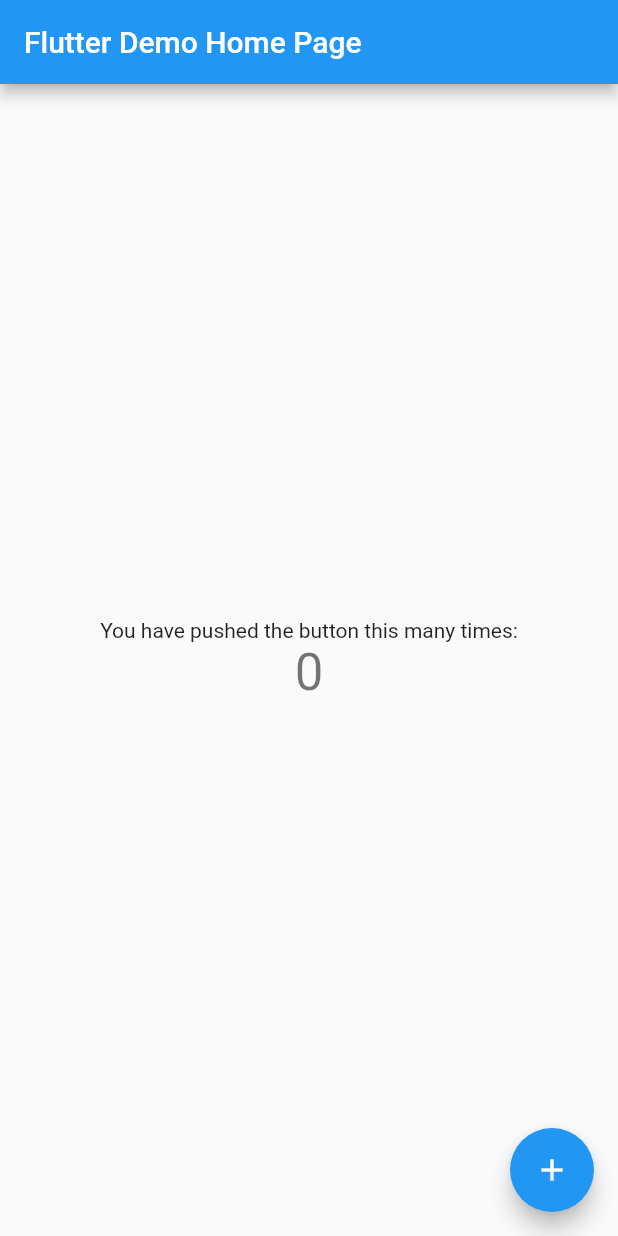
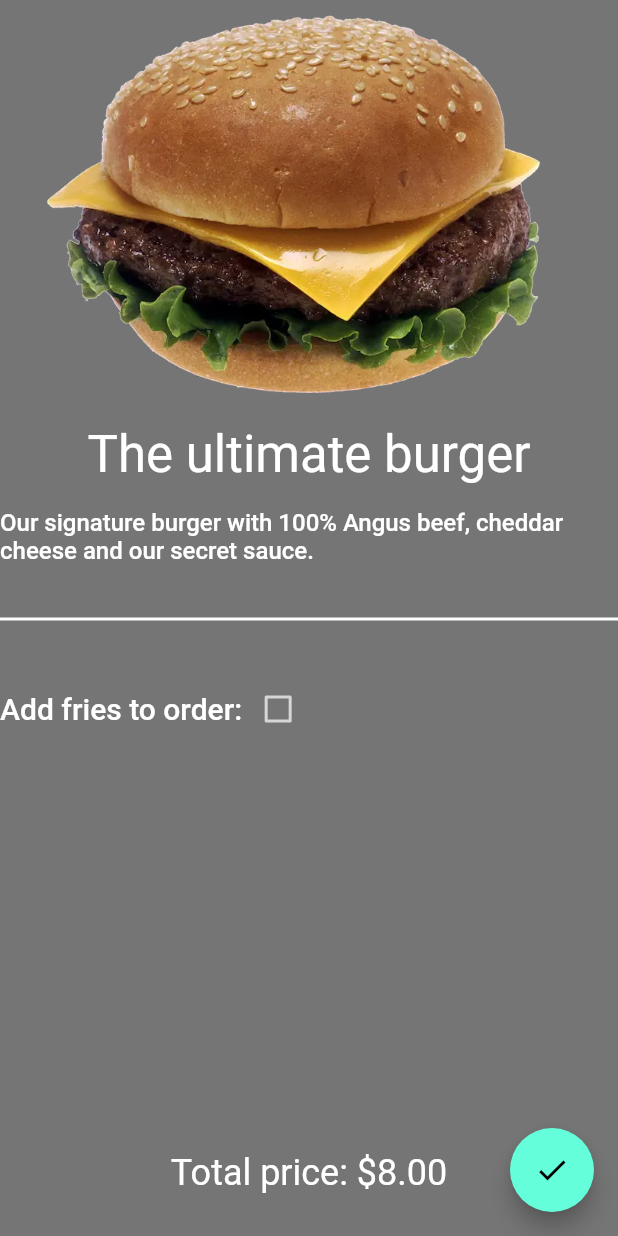
Before and after one commit to remonh87/comfortfood, a Flutter app: the screen it shows after launch, on a phone screen of 412 x 824 dp. Run offline on Flutter 3.47's test engine with Material 2 defaults, Android fonts, the phone set to English and light mode, and no system bars.

Commit message:
create screen to order burger

```diff
--- a/burgers/lib/main.dart
+++ b/burgers/lib/main.dart
@@ -1,4 +1,5 @@
 import 'package:flutter/material.dart';
+import 'package:flutter/services.dart';
 
 void main() => runApp(MyApp());
 
@@ -8,102 +9,108 @@ class MyApp extends StatelessWidget {
   Widget build(BuildContext context) {
     return MaterialApp(
       title: 'Flutter Demo',
-      theme: ThemeData(
-        // This is the theme of your application.
-        //
-        // Try running your application with "flutter run". You'll see the
-        // application has a blue toolbar. Then, without quitting the app, try
-        // changing the primarySwatch below to Colors.green and then invoke
-        // "hot reload" (press "r" in the console where you ran "flutter run",
-        // or press Run > Flutter Hot Reload in a Flutter IDE). Notice that the
-        // counter didn't reset back to zero; the application is not restarted.
-        primarySwatch: Colors.blue,
+      theme: ThemeData.dark().copyWith(
+        textTheme: TextTheme(
+          headline4: TextStyle(color: Colors.white),
+          headline5: TextStyle(color: Colors.white),
+          headline6: TextStyle(color: Colors.white),
+          bodyText1: TextStyle(color: Colors.white, fontSize: 16.0),
+        ),
       ),
-      home: MyHomePage(title: 'Flutter Demo Home Page'),
+      home: MyHomePage(),
     );
   }
 }
 
 class MyHomePage extends StatefulWidget {
-  MyHomePage({Key key, this.title}) : super(key: key);
-
-  // This widget is the home page of your application. It is stateful, meaning
-  // that it has a State object (defined below) that contains fields that affect
-  // how it looks.
-
-  // This class is the configuration for the state. It holds the values (in this
-  // case the title) provided by the parent (in this case the App widget) and
-  // used by the build method of the State. Fields in a Widget subclass are
-  // always marked "final".
-
-  final String title;
+  MyHomePage({Key key}) : super(key: key);
 
   @override
   _MyHomePageState createState() => _MyHomePageState();
 }
 
 class _MyHomePageState extends State<MyHomePage> {
-  int _counter = 0;
+  final _burgerPrice = 8.00;
+  double _price;
+  bool _hasFries;
 
-  void _incrementCounter() {
+  @override
+  void initState() {
+    super.initState();
+    _price = 8.00;
+    _hasFries = false;
+  }
+
+  void recalculatePrice({bool friesSelected}) {
     setState(() {
-      // This call to setState tells the Flutter framework that something has
-      // changed in this State, which causes it to rerun the build method below
-      // so that the display can reflect the updated values. If we changed
-      // _counter without calling setState(), then the build method would not be
-      // called again, and so nothing would appear to happen.
-      _counter++;
+      _hasFries = friesSelected;
+      _price = _hasFries ? _burgerPrice + 2.00 : _burgerPrice;
     });
   }
 
   @override
   Widget build(BuildContext context) {
-    // This method is rerun every time setState is called, for instance as done
-    // by the _incrementCounter method above.
-    //
-    // The Flutter framework has been optimized to make rerunning build methods
-    // fast, so that you can just rebuild anything that needs updating rather
-    // than having to individually change instances of widgets.
+    final textTheme = Theme.of(context).textTheme;
     return Scaffold(
-      appBar: AppBar(
-        // Here we take the value from the MyHomePage object that was created by
-        // the App.build method, and use it to set our appbar title.
-        title: Text(widget.title),
-      ),
-      body: Center(
-        // Center is a layout widget. It takes a single child and positions it
-        // in the middle of the parent.
+      backgroundColor: Colors.black54,
+      body: SafeArea(
         child: Column(
-          // Column is also a layout widget. It takes a list of children and
-          // arranges them vertically. By default, it sizes itself to fit its
-          // children horizontally, and tries to be as tall as its parent.
-          //
-          // Invoke "debug painting" (press "p" in the console, choose the
-          // "Toggle Debug Paint" action from the Flutter Inspector in Android
-          // Studio, or the "Toggle Debug Paint" command in Visual Studio Code)
-          // to see the wireframe for each widget.
-          //
-          // Column has various properties to control how it sizes itself and
-          // how it positions its children. Here we use mainAxisAlignment to
-          // center the children vertically; the main axis here is the vertical
-          // axis because Columns are vertical (the cross axis would be
-          // horizontal).
-          mainAxisAlignment: MainAxisAlignment.center,
           children: <Widget>[
-            Text(
-              'You have pushed the button this many times:',
+            Image.asset('assets/images/burger.webp'),
+            Padding(
+              padding: const EdgeInsets.only(top: 8.0, bottom: 16.0),
+              child: Text(
+                'The ultimate burger',
+                style: textTheme.headline4,
+              ),
             ),
             Text(
-              '$_counter',
-              style: Theme.of(context).textTheme.headline4,
+              "Our signature burger with 100% Angus beef, cheddar cheese and our secret sauce.",
+              style: textTheme.bodyText1,
             ),
+            Padding(
+              padding: const EdgeInsets.only(top: 28.0),
+              child: Divider(
+                color: Colors.white,
+                thickness: 2,
+              ),
+            ),
+            Padding(
+              padding: const EdgeInsets.only(top: 28.0),
+              child: Row(
+                children: <Widget>[
+                  Text(
+                    "Add fries to order:",
+                    style: textTheme.headline6,
+                  ),
+                  Checkbox(
+                    onChanged: (value) =>
+                        recalculatePrice(friesSelected: value),
+                    value: _hasFries,
+                  )
+                ],
+              ),
+            ),
+            Expanded(
+              child: Align(
+                alignment: Alignment.bottomCenter,
+                child: Padding(
+                  padding: const EdgeInsets.only(bottom: 28.0),
+                  child: Text(
+                    'Total price: \$${_price}0',
+                    style: textTheme.headline5,
+                  ),
+                ),
+              ),
+            )
           ],
         ),
       ),
       floatingActionButton: FloatingActionButton(
-        onPressed: _incrementCounter,
-        tooltip: 'Increment',
-        child: Icon(Icons.add),
+        onPressed: () =>
+            SystemChannels.platform.invokeMethod<void>('SystemNavigator.pop'),
+        tooltip: 'Order',
+        child: Icon(Icons.check),
       ), // This trailing comma makes auto-formatting nicer for build methods.
     );
   }
```
Also changed, not shown: burgers/pubspec.yaml (+2 -60 lines), burgers/assets/images/burger.webp (added).
